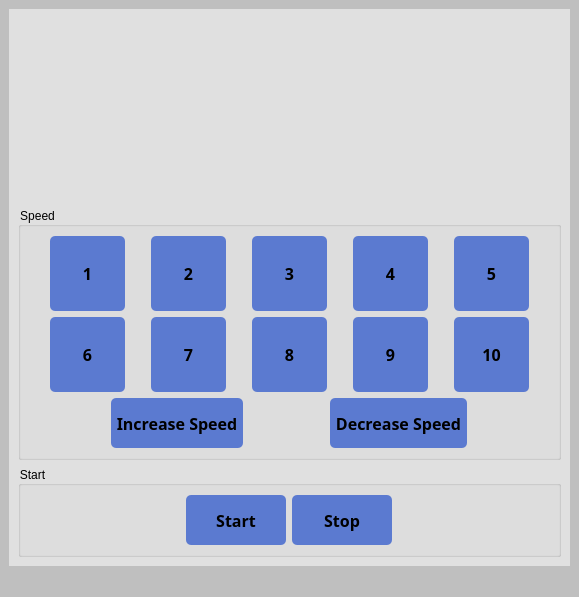
Above: main.ui from AmirNikravan/Control-Monitor before the change. Below: the same form after it.
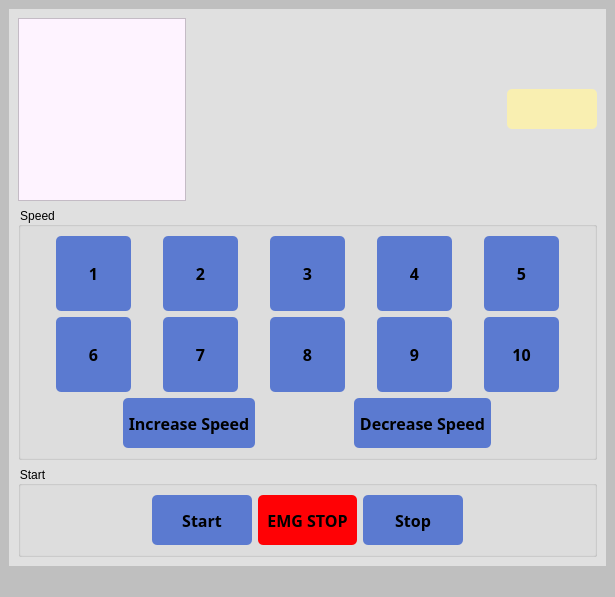
That is the form after the change. Custom widgets are drawn as their Qt base class.

Patch:
```diff
--- a/main.ui
+++ b/main.ui
@@ -6,8 +6,8 @@
    <rect>
     <x>0</x>
     <y>0</y>
-    <width>579</width>
-    <height>572</height>
+    <width>615</width>
+    <height>597</height>
    </rect>
   </property>
   <property name="windowTitle">
@@ -40,14 +40,62 @@
        </property>
        <layout class="QVBoxLayout" name="verticalLayout_3">
         <item>
-         <widget class="AnalogGaugeWidget" name="widget" native="true">
-          <property name="minimumSize">
-           <size>
-            <width>0</width>
-            <height>183</height>
-           </size>
-          </property>
-         </widget>
+         <layout class="QHBoxLayout" name="horizontalLayout_6">
+          <item>
+           <widget class="QListWidget" name="listWidget">
+            <property name="maximumSize">
+             <size>
+              <width>168</width>
+              <height>16777215</height>
+             </size>
+            </property>
+            <property name="styleSheet">
+             <string notr="true">background-color: rgb(254, 243, 255);</string>
+            </property>
+           </widget>
+          </item>
+          <item>
+           <widget class="AnalogGaugeWidget" name="widget" native="true">
+            <property name="minimumSize">
+             <size>
+              <width>0</width>
+              <height>183</height>
+             </size>
+            </property>
+           </widget>
+          </item>
+          <item>
+           <widget class="QLabel" name="label">
+            <property name="minimumSize">
+             <size>
+              <width>90</width>
+              <height>40</height>
+             </size>
+            </property>
+            <property name="maximumSize">
+             <size>
+              <width>90</width>
+              <height>40</height>
+             </size>
+            </property>
+            <property name="font">
+             <font>
+              <family>IRANSansXFaNum</family>
+              <pointsize>14</pointsize>
+              <weight>75</weight>
+              <bold>true</bold>
+             </font>
+            </property>
+            <property name="styleSheet">
+             <string notr="true">background-color: rgb(249, 239, 177);
+border-radius : 5px;</string>
+            </property>
+            <property name="text">
+             <string/>
+            </property>
+           </widget>
+          </item>
+         </layout>
         </item>
         <item>
          <widget class="QGroupBox" name="groupBox">
@@ -351,6 +399,30 @@
                </property>
               </widget>
              </item>
+             <item>
+              <widget class="QToolButton" name="toolButton_emgstop">
+               <property name="minimumSize">
+                <size>
+                 <width>99</width>
+                 <height>50</height>
+                </size>
+               </property>
+               <property name="font">
+                <font>
+                 <family>IRANSansXFaNum</family>
+                 <pointsize>12</pointsize>
+                 <weight>75</weight>
+                 <bold>true</bold>
+                </font>
+               </property>
+               <property name="styleSheet">
+                <string notr="true">background-color: rgb(255, 1, 5);</string>
+               </property>
+               <property name="text">
+                <string>EMG STOP</string>
+               </property>
+              </widget>
+             </item>
              <item>
               <widget class="QToolButton" name="toolButton_stop">
                <property name="minimumSize">
```
Left out of the diff: 2 changed lines with no effect on the pictures.
